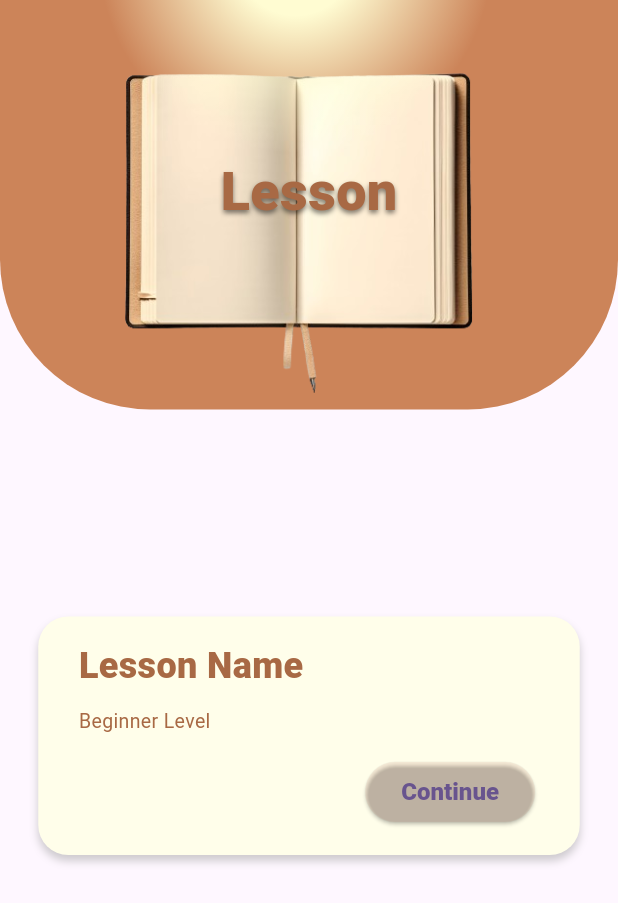
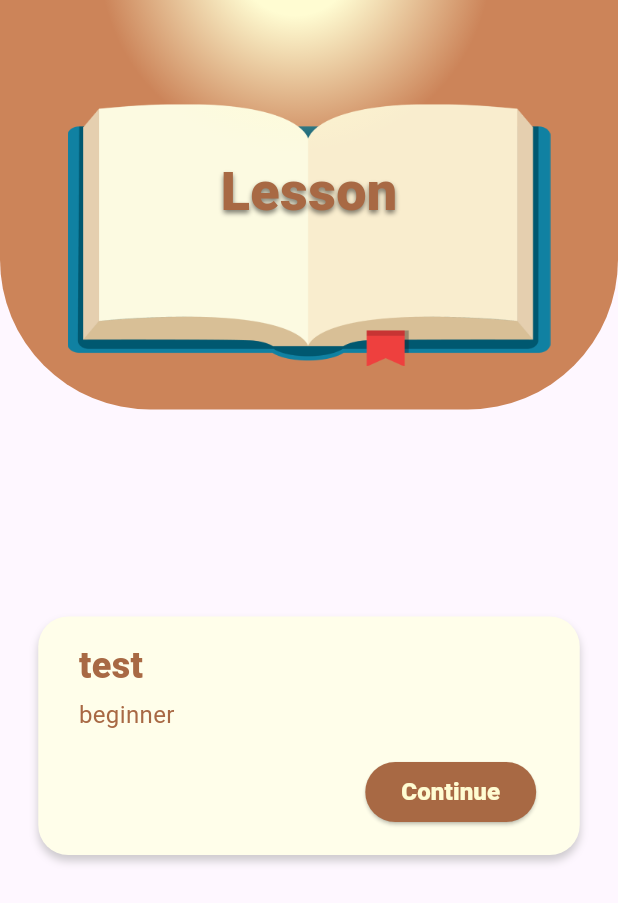
Before and after one commit to jjustmint/fingerLang, a Flutter app: what lessonBar() shows on an empty page, opened directly, on a phone screen of 412 x 824 dp. Shown: the top 903 px of the screen. Run offline on Flutter 3.47's test engine with Material 3 defaults, Android fonts, the light colour scheme and no system bars; our stand-ins replace shared_preferences; accounts and stored records are empty; network calls fail.

Commit message:
update lesson

```diff
--- a/frontend/lib/pages/components/lesson/lessonBar.dart
+++ b/frontend/lib/pages/components/lesson/lessonBar.dart
@@ -5,9 +5,13 @@ import 'package:frontend/pages/home/TopBar.dart';
 
 class lessonBar extends StatelessWidget {
   final bool recentLesson;
+  final String? lessonName;
+  final String? lessonLevel;
   const lessonBar({
     super.key,
     required this.recentLesson,
+    this.lessonName,
+    this.lessonLevel,
   });
 
   @override
@@ -25,7 +29,15 @@ class lessonBar extends StatelessWidget {
           ),
           child: Stack(
             children: [
-              Image.asset('assets/images/book.png'),
+              Padding(
+                padding: const EdgeInsets.only(
+                  top: 40.0,
+                ),
+                child: Center(
+                  child: Image.asset('assets/images/book.png',
+                      height: 240, width: 322),
+                ),
+              ),
               Padding(
                 padding: const EdgeInsets.only(bottom: 18.0),
                 child: Center(
@@ -52,7 +64,6 @@ class lessonBar extends StatelessWidget {
         Transform.translate(
           offset: const Offset(66, -160),
           child: Container(
-            // padding: EdgeInsets.only(bottom: 102),
             height: 262,
             width: 262,
             decoration: BoxDecoration(
@@ -95,7 +106,7 @@ class lessonBar extends StatelessWidget {
                           crossAxisAlignment: CrossAxisAlignment.start,
                           children: [
                             Text(
-                              'Lesson Name',
+                              lessonName!,
                               style: TextStyle(
                                 fontSize: 24,
                                 fontWeight: FontWeight.w900,
@@ -103,11 +114,11 @@ class lessonBar extends StatelessWidget {
                               ),
                             ),
                             Padding(
-                              padding: EdgeInsets.only(right: 50.0, top: 10.0),
+                              padding: EdgeInsets.only(right: 50.0, top: 4.0),
                               child: Text(
-                                'Beginner Level',
+                                lessonLevel!,
                                 style: TextStyle(
-                                  fontSize: 13,
+                                  fontSize: 16,
                                   fontWeight: FontWeight.w400,
                                   color: Color(0xFFA86944),
                                 ),
@@ -138,16 +149,16 @@ class lessonBar extends StatelessWidget {
                     onPressed: () {},
                     style: ButtonStyle(
                       backgroundColor:
-                          MaterialStateProperty.all(const Color(0xFF5491E)),
-                      textStyle: MaterialStateProperty.all(
-                        TextStyle(
-                          fontSize: 16,
-                          fontWeight: FontWeight.w800,
-                          color: Color(0xFFFFFCD2),
-                        ),
+                          MaterialStateProperty.all(const Color(0xFFA86944)),
+                    ),
+                    child: Text(
+                      'Continue',
+                      style: TextStyle(
+                        fontSize: 16,
+                        fontWeight: FontWeight.w800,
+                        color: Color(0xFFFFFCD2), // Set the text color here
                       ),
                     ),
-                    child: Text('Continue'),
                   ),
                 )
             ],
```
Also changed, not shown: frontend/lib/pages/components/lesson/LessonCard.dart (+13 -3 lines), frontend/lib/pages/lesson/lesson.dart (+22 -7 lines), frontend/assets/images/book.png.
